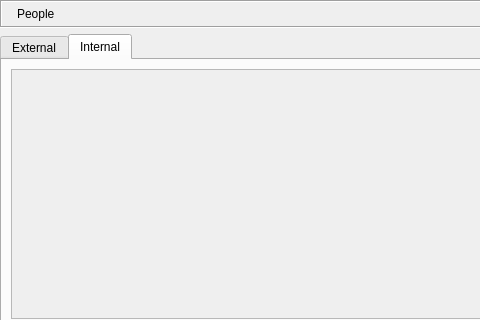
Qt form retroshare-gui/src/gui/People/PeopleDialog.ui (RetroShare/RetroShare) before a commit; both pictures show x 0 to 480 and y 0 to 320 of the 727 by 524 pixel window.
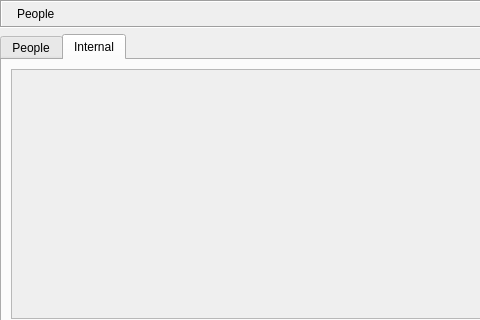
The same form after that commit. The open tabs and pages were chosen to show the change. Icons and pictures are not drawn. Custom widgets are drawn as their Qt base class.

```diff
--- a/retroshare-gui/src/gui/People/PeopleDialog.ui
+++ b/retroshare-gui/src/gui/People/PeopleDialog.ui
@@ -94,6 +94,9 @@
    </item>
    <item row="1" column="0">
     <widget class="QTabWidget" name="tabWidget">
+     <property name="enabled">
+      <bool>true</bool>
+     </property>
      <property name="currentIndex">
       <number>0</number>
      </property>
@@ -105,7 +108,7 @@
        </sizepolicy>
       </property>
       <attribute name="title">
-       <string>External</string>
+       <string>People</string>
       </attribute>
       <layout class="QVBoxLayout">
        <item>
```
Left out of the diff: 17 changed lines with no effect on the pictures.
